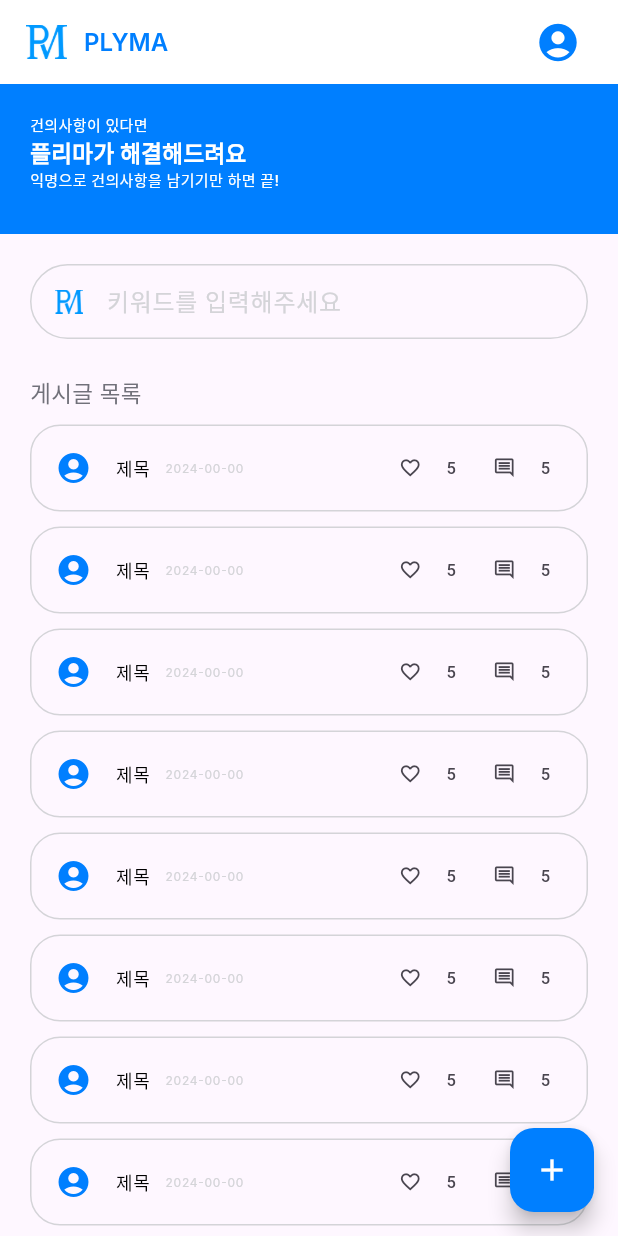
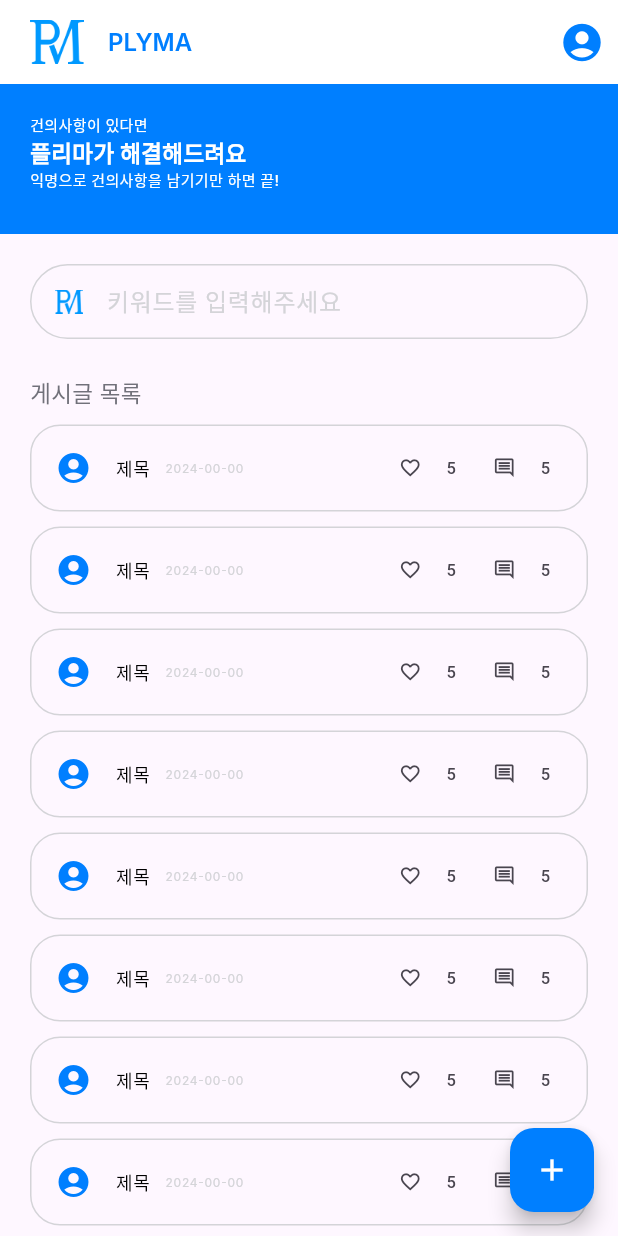
Before and after one commit to nonamed-plyma/Plyma_Flutter, a Flutter app: the MainScreen screen opened directly, on a phone screen of 412 x 824 dp. Run offline on Flutter 3.47's test engine with Material 3 defaults, Android fonts, the phone set to English and light mode, and no system bars.

Commit message:
📝 :: [#18] 앱바 수정

```diff
--- a/lib/common/component/plyma_appbar.dart
+++ b/lib/common/component/plyma_appbar.dart
@@ -1,6 +1,7 @@
 import 'package:flutter/material.dart';
 import 'package:plyma/common/component/plyma_text_style.dart';
 import 'package:plyma/common/const/plyma_colors.dart';
+import 'package:plyma/view/studentMypage_screen.dart';
 
 class Appbar extends StatelessWidget implements PreferredSizeWidget {
   const Appbar({super.key});
@@ -10,30 +11,33 @@ class Appbar extends StatelessWidget implements PreferredSizeWidget {
     return AppBar(
       backgroundColor: PlymaColors.white,
       elevation: 0,
-      title: Row(
-        mainAxisAlignment: MainAxisAlignment.spaceBetween,
-        children: [
-          Image.asset(
+      leading: Padding(
+        padding: const EdgeInsets.only(left: 20),
+        child: Image.asset(
           'assets/images/Plyma_logo.png',
-            height: 23,
-            width: 30,
-          ),
-          const SizedBox(width: 10),
-          Expanded(
-            child: Text(
-              'PLYMA',
-              style: PlymaTextStyle().header(color: PlymaColors.azureBlue), //이 부분이 대체 왜 적용이 안되는건데ㅠ
+          height: 20,
+          width: 27,
         ),
       ),
+      title: Text(
+        'PLYMA',
+        style: PlymaTextStyle().header(color: PlymaColors.azureBlue),
+      ),
+      actions: [
         IconButton(
-            onPressed: () {},
-            icon: Icon(Icons.account_circle_rounded,
+          onPressed: () {
+            Navigator.push(
+                context,
+                MaterialPageRoute(
+                    builder: (context) => const StudentmypageScreen()));
+          },
+          icon: Icon(
+            Icons.account_circle_rounded,
             color: PlymaColors.azureBlue,
             size: 30,
           ),
         ),
       ],
-      ),
     );
   }
 
```
Lines whose indentation alone changed are shown as unchanged.
